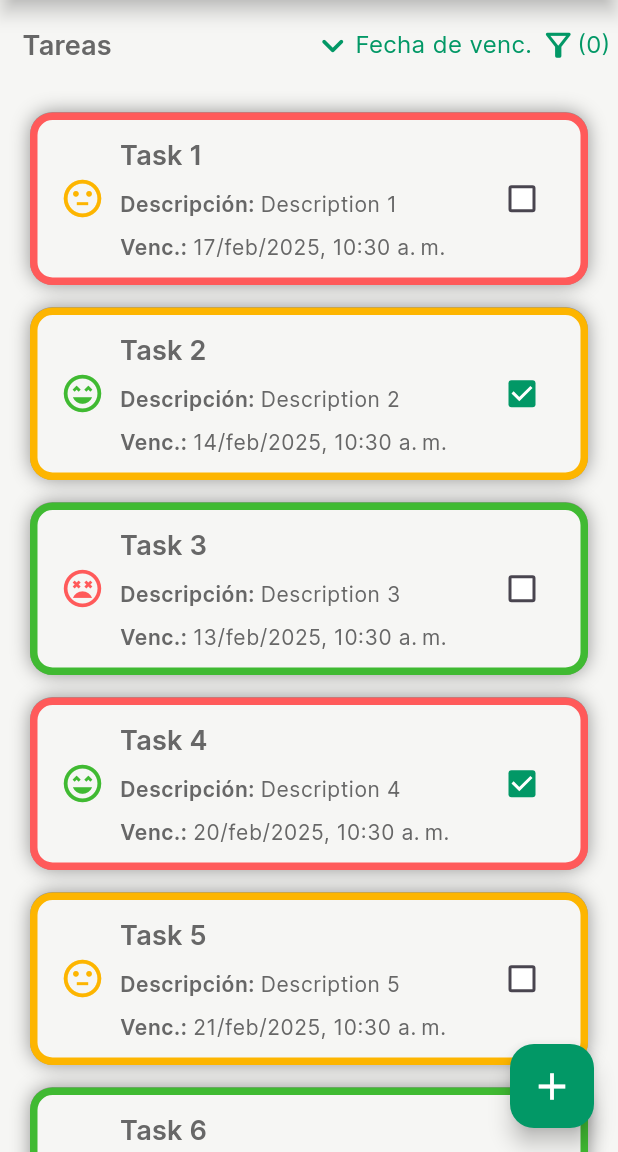
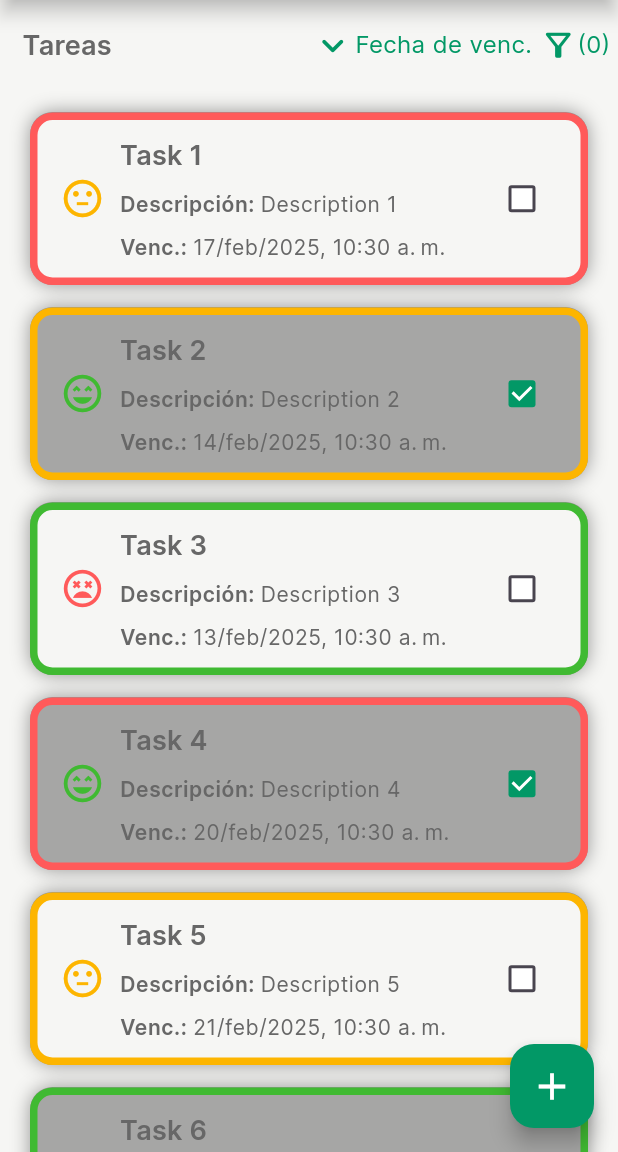
Before and after one commit to celinaapaza/to-do-app, a Flutter app: the screen it shows after launch, in the side drawer, after a tap on the "add" icon, on a phone screen of 412 x 824 dp, the part 84-1236 px from its top. Run offline on Flutter 3.47's test engine with Material 3 defaults, Android fonts, the phone set to English and light mode, and no system bars; our stand-ins replace mvc_pattern, shared_preferences.

```diff
--- a/to_do_app/lib/src/providers/theme_data_provider.dart
+++ b/to_do_app/lib/src/providers/theme_data_provider.dart
@@ -109,6 +109,26 @@ class ThemeDataProvider with ChangeNotifier {
     floatingActionButtonTheme: const FloatingActionButtonThemeData(
       backgroundColor: kColorPrimary,
     ),
+    elevatedButtonTheme: ElevatedButtonThemeData(
+      style: ButtonStyle(
+        shape: WidgetStateProperty.all(
+          RoundedRectangleBorder(borderRadius: BorderRadius.circular(10)),
+        ),
+        padding: WidgetStateProperty.all(
+          const EdgeInsets.symmetric(horizontal: 15, vertical: 10),
+        ),
+        backgroundColor: const WidgetStatePropertyAll(kColorPrimary),
+        iconColor: const WidgetStatePropertyAll(kColorWhite),
+        iconSize: const WidgetStatePropertyAll(25),
+        textStyle: const WidgetStatePropertyAll(
+          TextStyle(
+            color: kColorWhite,
+            fontSize: 18,
+            fontWeight: FontWeight.w600,
+          ),
+        ),
+      ),
+    ),
   );
 
   final ThemeData _themeDataDark = ThemeData(
@@ -200,5 +220,25 @@ class ThemeDataProvider with ChangeNotifier {
     floatingActionButtonTheme: const FloatingActionButtonThemeData(
       backgroundColor: kColorPrimary,
     ),
+    elevatedButtonTheme: ElevatedButtonThemeData(
+      style: ButtonStyle(
+        shape: WidgetStateProperty.all(
+          RoundedRectangleBorder(borderRadius: BorderRadius.circular(10)),
+        ),
+        padding: WidgetStateProperty.all(
+          const EdgeInsets.symmetric(horizontal: 15, vertical: 10),
+        ),
+        backgroundColor: const WidgetStatePropertyAll(kColorPrimary),
+        iconColor: const WidgetStatePropertyAll(kColorBlack),
+        iconSize: const WidgetStatePropertyAll(25),
+        textStyle: const WidgetStatePropertyAll(
+          TextStyle(
+            color: kColorBlack,
+            fontSize: 18,
+            fontWeight: FontWeight.w600,
+          ),
+        ),
+      ),
+    ),
   );
 }
--- a/to_do_app/lib/src/ui/components/switch_theme_component.dart
+++ b/to_do_app/lib/src/ui/components/switch_theme_component.dart
@@ -89,12 +89,12 @@ class _SwitchThemeComponentState extends State<SwitchThemeComponent>
                   height: 60,
                   width: 60,
                   decoration: BoxDecoration(
-                    color: widget.isDarkMode ? kColorGreyL1 : kColorYellowL1,
+                    color: widget.isDarkMode ? kColorGrayL1 : kColorYellowL1,
                     borderRadius: BorderRadius.circular(60),
                     boxShadow: [
                       BoxShadow(
                         color:
-                            widget.isDarkMode ? kColorGreyL1 : kColorYellowL1,
+                            widget.isDarkMode ? kColorGrayL1 : kColorYellowL1,
                         blurRadius: 20,
                         spreadRadius: 10,
                       ),
--- a/to_do_app/lib/src/ui/components/task_card_component.dart
+++ b/to_do_app/lib/src/ui/components/task_card_component.dart
@@ -18,6 +18,8 @@ class TaskCardComponent extends StatefulWidget {
   final bool isCompleted;
   final TaskPriorityEnum? taskPriority;
   final Function(bool)? onTapCheckBox;
+  final bool darkenIsCompleted;
+  final int? maxLineDescription;
 
   const TaskCardComponent({
     this.title,
@@ -26,6 +28,8 @@ class TaskCardComponent extends StatefulWidget {
     this.isCompleted = false,
     this.taskPriority,
     this.onTapCheckBox,
+    this.maxLineDescription,
+    this.darkenIsCompleted = false,
     super.key,
   });
 
@@ -36,10 +40,17 @@ class TaskCardComponent extends StatefulWidget {
 class _TaskCardComponentState extends State<TaskCardComponent> {
   @override
   Widget build(BuildContext context) {
-    return Container(
+    return Material(
+      color: kColorTransparent,
+      borderRadius: BorderRadius.circular(15),
+      child: AnimatedContainer(
+        duration: const Duration(milliseconds: 300),
+        curve: Curves.linear,
         decoration: BoxDecoration(
           color:
-            context.watch<ThemeDataProvider>().darkMode
+              widget.darkenIsCompleted && widget.isCompleted
+                  ? kColorDesabled
+                  : context.watch<ThemeDataProvider>().darkMode
                   ? kColorBackgroundDark
                   : kColorBackgroundLight,
           borderRadius: BorderRadius.circular(15),
@@ -61,7 +72,7 @@ class _TaskCardComponentState extends State<TaskCardComponent> {
           ],
         ),
         padding: const EdgeInsets.symmetric(vertical: 10, horizontal: 15),
-      margin: const EdgeInsets.symmetric(horizontal: 20),
+
         child: Row(
           mainAxisAlignment: MainAxisAlignment.spaceBetween,
           children: [
@@ -92,7 +103,7 @@ class _TaskCardComponentState extends State<TaskCardComponent> {
                         ),
                       ],
                     ),
-                  maxLines: 2,
+                    maxLines: widget.maxLineDescription,
                     overflow: TextOverflow.ellipsis,
                   ),
                   const SizedBox(height: 10),
@@ -104,7 +115,9 @@ class _TaskCardComponentState extends State<TaskCardComponent> {
                       ),
                       children: [
                         TextSpan(
-                        text: getFormattedDateAndTime12H(widget.expirationDate),
+                          text: getFormattedDateAndTime12H(
+                            widget.expirationDate,
+                          ),
                           style: Theme.of(context).textTheme.bodySmall,
                         ),
                       ],
@@ -123,6 +136,7 @@ class _TaskCardComponentState extends State<TaskCardComponent> {
               },
             ),
           ],
+        ),
       ),
     );
   }
--- a/to_do_app/lib/src/ui/pages/home_page.dart
+++ b/to_do_app/lib/src/ui/pages/home_page.dart
@@ -59,7 +59,7 @@ class HomePageState extends StateMVC<HomePage> {
 
   Widget _fab() {
     return FloatingActionButton(
-      onPressed: () {},
+      onPressed: _con.onTapFab,
       child: Icon(
         Icons.add,
         color:
@@ -253,15 +253,27 @@ class HomePageState extends StateMVC<HomePage> {
           padding: EdgeInsets.only(
             top: index == 0 ? 15 : 0,
             bottom: index == _con.tasks.length - 1 ? 40 : 0,
+            left: 20,
+            right: 20,
           ),
+          child: GestureDetector(
+            onTap: () {
+              _con.onTapTask(task);
+            },
+            child: Hero(
+              tag: task.hashCode.toString(),
               child: TaskCardComponent(
                 title: task.title,
                 description: task.description,
                 expirationDate: task.expirationDate,
                 taskPriority: task.taskPriority,
                 isCompleted: task.isCompleted,
+                darkenIsCompleted: true,
+                maxLineDescription: 2,
                 onTapCheckBox:
                     (bool newValue) => _con.onTapTaskCheckBox(task, newValue),
+              ),
+            ),
           ),
         );
       },
--- a/to_do_app/lib/utils/k_colors.dart
+++ b/to_do_app/lib/utils/k_colors.dart
@@ -10,17 +10,19 @@ const Color kColorBackgroundDarkWithOpacity = Color.fromRGBO(51, 51, 51, 0.5);
 const Color kColorWhite = Color(0XFFFFFFFF);
 const Color kColorBlack = Color.fromARGB(255, 0, 0, 0);
 const Color kColorRed = Color(0XFFFF5A5A);
+const Color kColorRedT1 = Color.fromARGB(255, 197, 62, 62);
 const Color kColorYellow = Color(0XFFFDB500);
 const Color kColorGreen = Color.fromARGB(255, 64, 186, 50);
 const Color kColorTextLight = Color(0XFF676767);
 const Color kColorTextDark = Color.fromARGB(255, 194, 193, 193);
+const Color kColorDesabled = Color.fromRGBO(204, 204, 204, 0.3);
 
 //Used Switch theme component
 const Color kColorBlue = Color.fromARGB(255, 6, 77, 170);
 const Color kColorBlueL1 = Color.fromARGB(255, 185, 211, 245);
 const Color kColorBlueL2 = Color.fromARGB(255, 27, 120, 241);
 const Color kColorBlueT1 = Color.fromARGB(255, 2, 7, 36);
-const Color kColorGreyL1 = Color.fromARGB(255, 175, 169, 169);
+const Color kColorGrayL1 = Color.fromARGB(255, 175, 169, 169);
 const Color kColorYellowL1 = Color.fromARGB(255, 228, 231, 29);
 const Color kColorGreenL1 = Color.fromARGB(255, 100, 255, 108);
 const Color kColorGreenT1 = Color.fromARGB(255, 11, 155, 18);
@@ -35,7 +37,6 @@ const Color kColorAccentL1 = Color(0XFF41E8CA);
 const Color kColorAccentL2 = Color(0XFFC1F3EE);
 const Color kColorBlueL = Color(0XFF277CE9);
 const Color kColorGray = Color(0XFF888888);
-const Color kColorGrayL1 = Color(0XFFCCCCCC);
 const Color kColorGrayL2 = Color(0XFFEAEBF0);
 const Color kColorGrayL3 = Color(0XFF949494);
 const Color kColorGrayL4 = Color(0x66EAEBF0);
--- a/to_do_app/lib/utils/k_texts.dart
+++ b/to_do_app/lib/utils/k_texts.dart
@@ -9,3 +9,5 @@ const String kTextPending = "Pendientes";
 const String kTextUser = "Usuario";
 const String kTextTheme = "Tema";
 const String kTextLogout = "Cerrar sesión";
+const String kTextEdit = "Editar";
+const String kTextDelete = "Eliminar";
--- a/to_do_app/lib/utils/page_args.dart
+++ b/to_do_app/lib/utils/page_args.dart
@@ -1,3 +1,8 @@
+//Project imports:
+import '../src/models/task_model.dart';
+
 class PageArgs {
-  PageArgs();
+  TaskModel? task;
+
+  PageArgs({this.task});
 }
```
Also changed, not shown: to_do_app/lib/src/ui/page_controllers/home_page_controller.dart (+12 -0 lines), to_do_app/lib/src/ui/page_controllers/task_detail_page_controller.dart (+25 -5 lines), to_do_app/lib/src/ui/pages/task_detail_page.dart (+104 -2 lines). Lines whose indentation alone changed are shown as unchanged.
